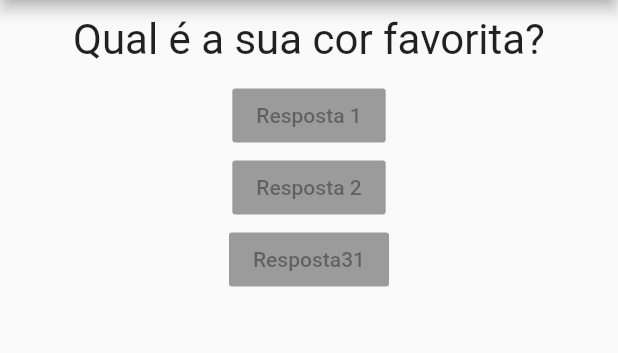
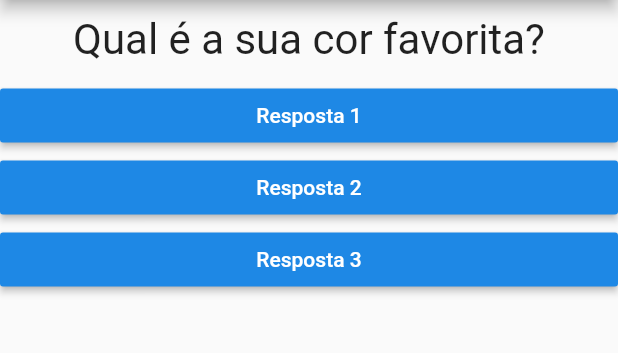
Before and after one commit to bernardoduartes/quiz_flutter, a Flutter app: the screen it shows after launch, on a phone screen of 412 x 824 dp, the part 84-437 px from its top. Run offline on Flutter 3.47's test engine with Material 2 defaults, Android fonts, the phone set to English and light mode, and no system bars.

Commit message:
passando função para o componente response

```diff
--- a/lib/main.dart
+++ b/lib/main.dart
@@ -36,9 +36,9 @@ class _QuizAppState extends State<QuizApp> {
         body: Column(
           children: [
             Question(perguntas[_perguntaSelecionada]),
-            Response("Resposta 1"),
-            Response("Resposta 2"),
-            Response("Resposta31"),
+            Response("Resposta 1", _responder),
+            Response("Resposta 2", _responder),
+            Response("Resposta 3", _responder),
           ],
         ),
       ),
--- a/lib/response.dart
+++ b/lib/response.dart
@@ -3,14 +3,20 @@ import 'package:flutter/material.dart';
 
 class Response extends StatelessWidget {
   final String text;
+  final void Function() _onPressed;
 
-  Response(this.text);
+  Response(this.text, this._onPressed);
 
   @override
   Widget build(BuildContext context) {
-    return RaisedButton(
-      child: Text(text),
-      onPressed: null,
+    return Container(
+      width: double.infinity,
+      child: RaisedButton(
+        textColor: Colors.white,
+        color: Colors.blue[600],
+        child: Text(text),
+        onPressed: _onPressed,
+      ),
     );
   }
 }
```
